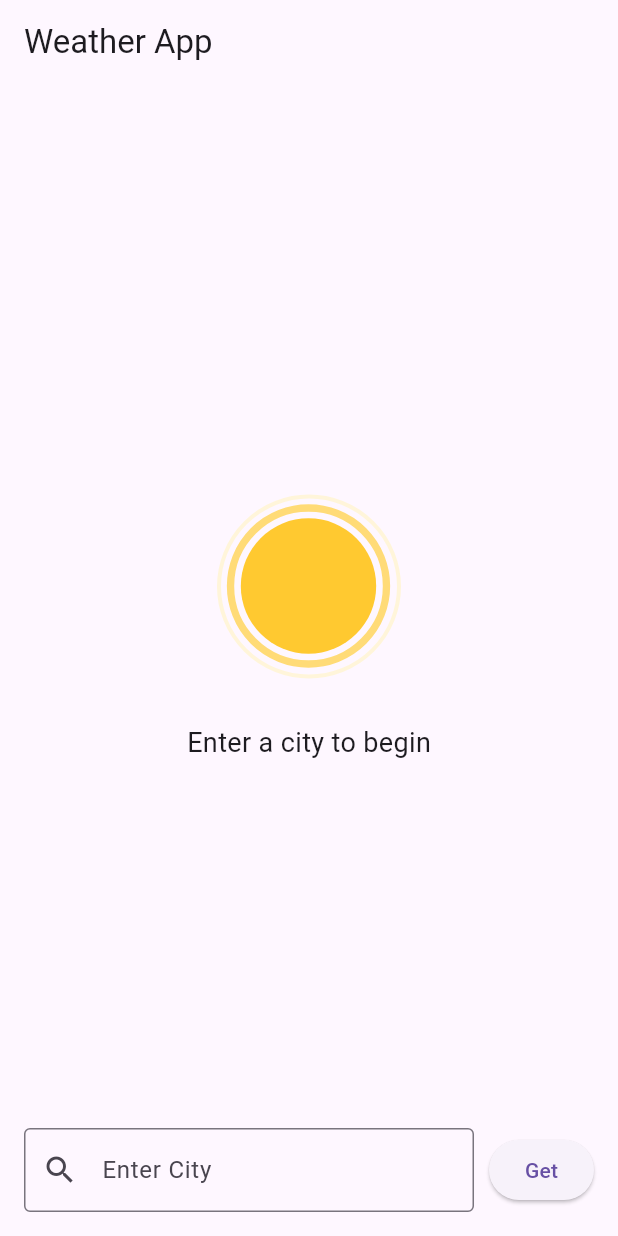
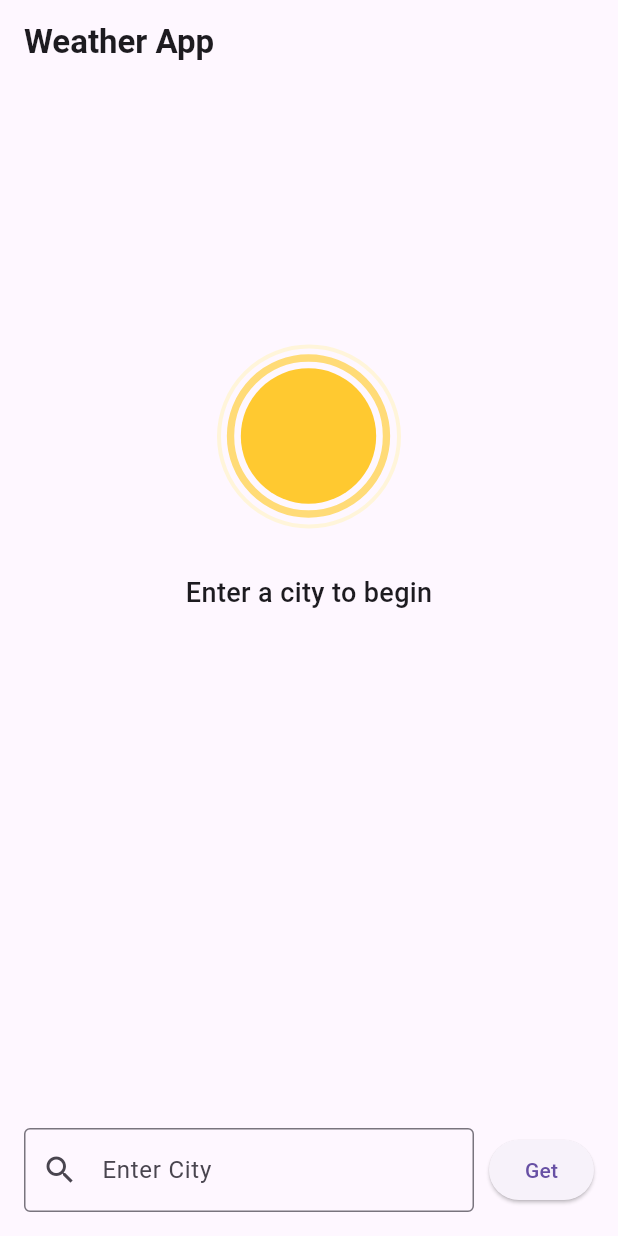
Before and after one commit to bachichapaoloo/weather_app_bloc, a Flutter app: the screen it shows after launch, on a phone screen of 412 x 824 dp. Run offline on Flutter 3.47's test engine with Material 3 defaults, Android fonts, the phone set to English and light mode, and no system bars; our stand-ins replace equatable, flutter_bloc, lottie.

Commit message:
UI modification

```diff
--- a/lib/presentation/weather_page.dart
+++ b/lib/presentation/weather_page.dart
@@ -18,7 +18,9 @@ class _WeatherPageState extends State<WeatherPage> {
   @override
   Widget build(BuildContext context) {
     return Scaffold(
-      appBar: AppBar(title: const Text("Weather App")),
+      appBar: AppBar(
+        title: const Text("Weather App", style: TextStyle(fontWeight: FontWeight.bold)),
+      ),
       body: Padding(
         padding: const EdgeInsets.all(16.0),
         child: Column(
@@ -29,13 +31,19 @@ class _WeatherPageState extends State<WeatherPage> {
                 child: BlocBuilder<WeatherBloc, WeatherState>(
                   builder: (context, state) {
                     if (state is WeatherInitial) {
-                      return Column(
-                        mainAxisAlignment: MainAxisAlignment.center,
-                        children: [
-                          Lottie.asset('assets/lottie/weather_sunny.json', width: 150, repeat: true),
-                          const SizedBox(height: 16),
-                          const Text("Enter a city to begin", style: TextStyle(fontSize: 18)),
-                        ],
+                      return Padding(
+                        padding: const EdgeInsets.only(bottom: 200.0),
+                        child: Column(
+                          mainAxisAlignment: MainAxisAlignment.center,
+                          children: [
+                            Lottie.asset('assets/lottie/weather_sunny.json', width: 150, repeat: true),
+                            const SizedBox(height: 16),
+                            const Text(
+                              "Enter a city to begin",
+                              style: TextStyle(fontSize: 18, fontWeight: FontWeight.w500),
+                            ),
+                          ],
+                        ),
                       );
                     } else if (state is WeatherLoading) {
                       return Column(
```
